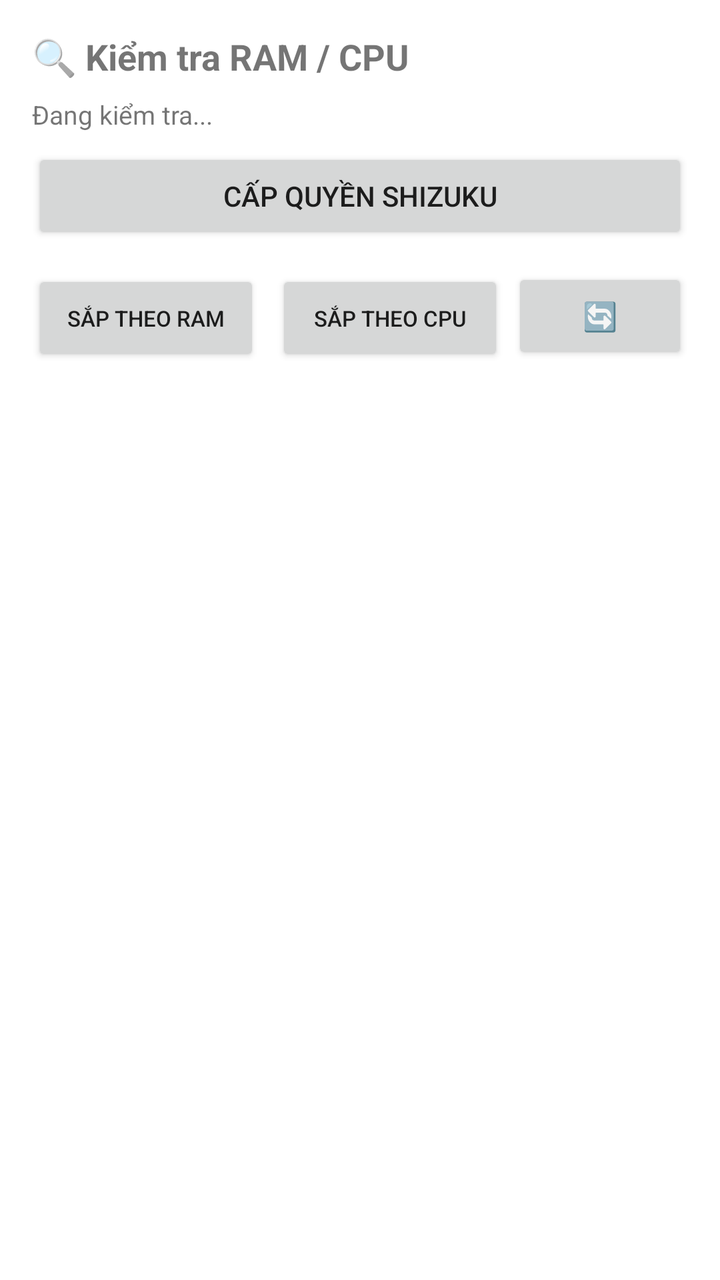
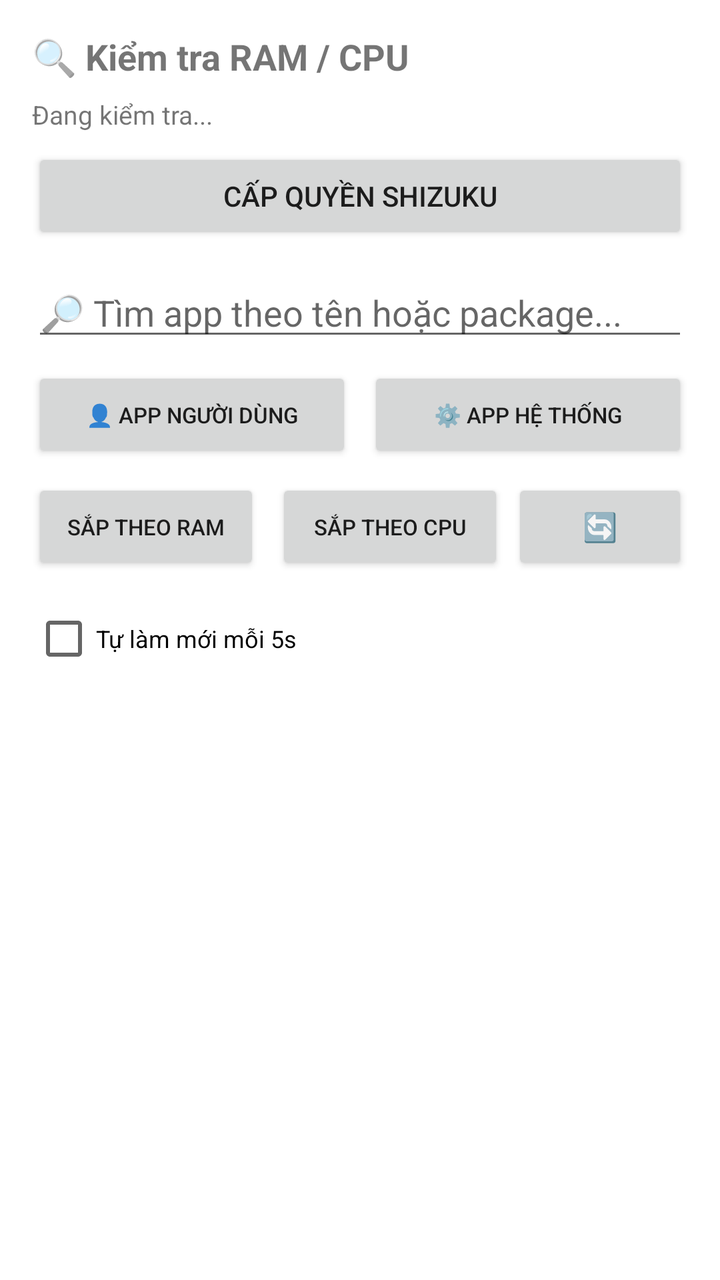

Two renders of the same Android screen: before a commit and after it. Below are the layout's source before the change and the commit's diff.
<!-- AndroidManifest.xml: application theme Theme.DonateFloat -->
<!-- res/layout/activity_ram_cpu.xml -->
<?xml version="1.0" encoding="utf-8"?>
<LinearLayout xmlns:android="http://schemas.android.com/apk/res/android"
    android:orientation="vertical"
    android:layout_width="match_parent"
    android:layout_height="match_parent"
    android:padding="16dp">

    <TextView
        android:text="🔍 Kiểm tra RAM / CPU"
        android:textStyle="bold"
        android:textSize="18sp"
        android:layout_width="match_parent"
        android:layout_height="wrap_content"
        android:layout_marginBottom="8dp" />

    <TextView
        android:id="@+id/textShizukuStatus"
        android:text="Đang kiểm tra..."
        android:textSize="13sp"
        android:layout_width="match_parent"
        android:layout_height="wrap_content"
        android:layout_marginBottom="8dp" />

    <Button
        android:id="@+id/btnGrantShizuku"
        android:text="Cấp quyền Shizuku"
        android:layout_width="match_parent"
        android:layout_height="wrap_content"
        android:layout_marginBottom="12dp" />

    <LinearLayout
        android:orientation="horizontal"
        android:layout_width="match_parent"
        android:layout_height="wrap_content"
        android:layout_marginBottom="8dp">

        <Button
            android:id="@+id/btnSortRam"
            android:text="Sắp theo RAM"
            android:textSize="11sp"
            android:layout_width="0dp"
            android:layout_height="wrap_content"
            android:layout_weight="1"
            android:layout_marginEnd="4dp" />

        <Button
            android:id="@+id/btnSortCpu"
            android:text="Sắp theo CPU"
            android:textSize="11sp"
            android:layout_width="0dp"
            android:layout_height="wrap_content"
            android:layout_weight="1"
            android:layout_marginStart="4dp" />

        <Button
            android:id="@+id/btnRefreshRamCpu"
            android:text="🔄"
            android:textSize="14sp"
            android:layout_width="wrap_content"
            android:layout_height="wrap_content"
            android:layout_marginStart="4dp" />
    </LinearLayout>

    <TextView
        android:id="@+id/textEmpty"
        android:text="Chưa có dữ liệu — cấp quyền Shizuku rồi bấm 🔄"
        android:textSize="13sp"
        android:gravity="center"
        android:padding="24dp"
        android:visibility="gone"
        android:layout_width="match_parent"
        android:layout_height="wrap_content" />

    <androidx.recyclerview.widget.RecyclerView
        android:id="@+id/recyclerAppUsage"
        android:layout_width="match_parent"
        android:layout_height="0dp"
        android:layout_weight="1" />

</LinearLayout>
<!-- resources referenced by this layout -->
<resources>
  <style name="Theme.DonateFloat" parent="Theme.MaterialComponents.DayNight.NoActionBar">
          <item name="colorPrimary">@color/purple_500</item>
          <item name="colorPrimaryDark">@color/purple_700</item>
          <item name="colorAccent">@color/teal_200</item>
      </style>
  <color name="purple_500">#FF6200EE</color>
  <color name="purple_700">#FF3700B3</color>
  <color name="teal_200">#FF03DAC5</color>
</resources>

<!-- the commit's change to res/layout/activity_ram_cpu.xml (unified diff, before → after) -->
@@ -28,10 +28,44 @@
         android:layout_height="wrap_content"
         android:layout_marginBottom="12dp" />
 
+    <EditText
+        android:id="@+id/editSearch"
+        android:hint="🔎 Tìm app theo tên hoặc package..."
+        android:inputType="text"
+        android:layout_width="match_parent"
+        android:layout_height="wrap_content"
+        android:layout_marginBottom="8dp" />
+
     <LinearLayout
         android:orientation="horizontal"
         android:layout_width="match_parent"
         android:layout_height="wrap_content"
+        android:layout_marginBottom="8dp">
+
+        <Button
+            android:id="@+id/btnTabUser"
+            android:text="👤 App người dùng"
+            android:textSize="11sp"
+            android:layout_width="0dp"
+            android:layout_height="wrap_content"
+            android:layout_weight="1"
+            android:layout_marginEnd="4dp" />
+
+        <Button
+            android:id="@+id/btnTabSystem"
+            android:text="⚙️ App hệ thống"
+            android:textSize="11sp"
+            android:layout_width="0dp"
+            android:layout_height="wrap_content"
+            android:layout_weight="1"
+            android:layout_marginStart="4dp" />
+    </LinearLayout>
+
+    <LinearLayout
+        android:orientation="horizontal"
+        android:layout_width="match_parent"
+        android:layout_height="wrap_content"
+        android:gravity="center_vertical"
         android:layout_marginBottom="8dp">
 
         <Button
@@ -50,16 +84,42 @@
             android:layout_width="0dp"
             android:layout_height="wrap_content"
             android:layout_weight="1"
-            android:layout_marginStart="4dp" />
+            android:layout_marginStart="4dp"
+            android:layout_marginEnd="4dp" />
 
         <Button
             android:id="@+id/btnRefreshRamCpu"
             android:text="🔄"
             android:textSize="14sp"
             android:layout_width="wrap_content"
+            android:layout_height="wrap_content" />
+    </LinearLayout>
+
+    <LinearLayout
+        android:orientation="horizontal"
+        android:layout_width="match_parent"
+        android:layout_height="wrap_content"
+        android:gravity="center_vertical"
+        android:layout_marginBottom="8dp">
+
+        <CheckBox
+            android:id="@+id/checkAutoRefresh"
+            android:text="Tự làm mới mỗi 5s"
+            android:textSize="12sp"
+            android:layout_width="0dp"
             android:layout_height="wrap_content"
-            android:layout_marginStart="4dp" />
+            android:layout_weight="1" />
     </LinearLayout>
+
+    <Button
+        android:id="@+id/btnBatchStop"
+        android:text="🛑 Buộc dừng đã chọn (0)"
+        android:visibility="gone"
+        android:backgroundTint="#D32F2F"
+        android:textColor="#FFFFFF"
+        android:layout_width="match_parent"
+        android:layout_height="wrap_content"
+        android:layout_marginBottom="8dp" />
 
     <TextView
         android:id="@+id/textEmpty"
